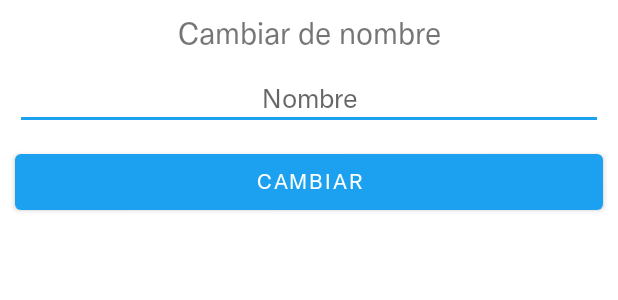
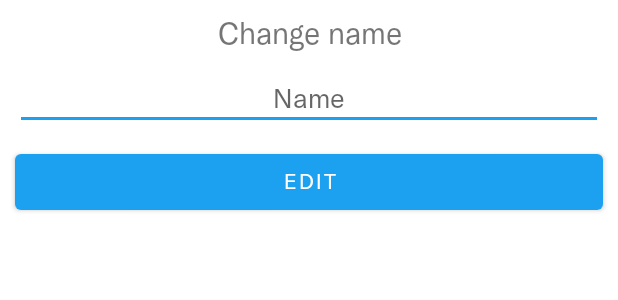
Before and after one commit to fgpaolini/TwitterClone, an Android app: the layout alert_change_name.xml on its own in the app's theme, with its tools: preview values and no code run, on a phone screen of 412 x 824 dp. Shown: the top 300 px of the screen. Run offline under Robolectric (Android 15) with nearby library versions, the phone set to English and light mode, and no system bars.

Commit message:
String en ingles y español terminados.

```diff
--- a/app/src/main/java/com/example/twitterclone/HomePage/ProfileFragment.java
+++ b/app/src/main/java/com/example/twitterclone/HomePage/ProfileFragment.java
@@ -300,9 +300,9 @@ public class ProfileFragment extends Fragment {
                 Button btChange;
 
                 tvChangeTitle = v.findViewById(R.id.titleChange);
-                tvChangeTitle.setText("Cambiar descripcion");
+                tvChangeTitle.setText(getResources().getString(R.string.changeBioTitle));
                 etChange = v.findViewById(R.id.etNameToChange);
-                etChange.setHint("Descripcion");
+                etChange.setHint(getResources().getString(R.string.changeBioHint));
                 btChange = v.findViewById(R.id.btChangeNameDatabase);
 
                 btChange.setOnClickListener(new View.OnClickListener() {
--- a/app/src/main/res/layout/alert_change_name.xml
+++ b/app/src/main/res/layout/alert_change_name.xml
@@ -8,21 +8,21 @@
         android:id="@+id/titleChange"
         android:layout_width="match_parent"
         android:layout_height="wrap_content"
+        android:padding="10dp"
+        android:text="@string/changeNameHint"
         android:textAlignment="center"
-        android:textSize="20dp"
-        android:padding="10dp"
-        android:text="Cambiar de nombre" />
+        android:textSize="20dp" />
 
     <EditText
         android:id="@+id/etNameToChange"
-        android:textAlignment="center"
         android:layout_width="match_parent"
         android:layout_height="wrap_content"
+        android:layout_marginHorizontal="10dp"
         android:ems="10"
+        android:hint="@string/changeName"
+        android:inputType="textPersonName"
         android:padding="10dp"
-        android:layout_marginHorizontal="10dp"
-        android:inputType="textPersonName"
-        android:hint="Nombre" />
+        android:textAlignment="center" />
 
     <Button
         android:id="@+id/btChangeNameDatabase"
@@ -30,7 +30,7 @@
         android:layout_height="wrap_content"
         android:layout_margin="10dp"
         android:padding="10dp"
-        android:text="Cambiar" />
+        android:text="@string/editName" />
 
 
 </LinearLayout>
--- a/app/src/main/res/values/strings.xml
+++ b/app/src/main/res/values/strings.xml
@@ -48,6 +48,9 @@
     <string name="changeNameHint">Change name</string>
     <string name="changeName">Name</string>
     <string name="changedName">Name has been changed</string>
+    <string name="editName">Edit</string>
+    <string name="changeBioTitle">Change bio</string>
+    <string name="changeBioHint">Bio</string>
     <string name="emptyBio">Bio can\'t be empty</string>
     <string name="fiftyBio">Bio can\'t be more than 50 characters</string>
     <string name="bioChanged">Bio changed</string>
```
Also changed, not shown: 1 other file.
